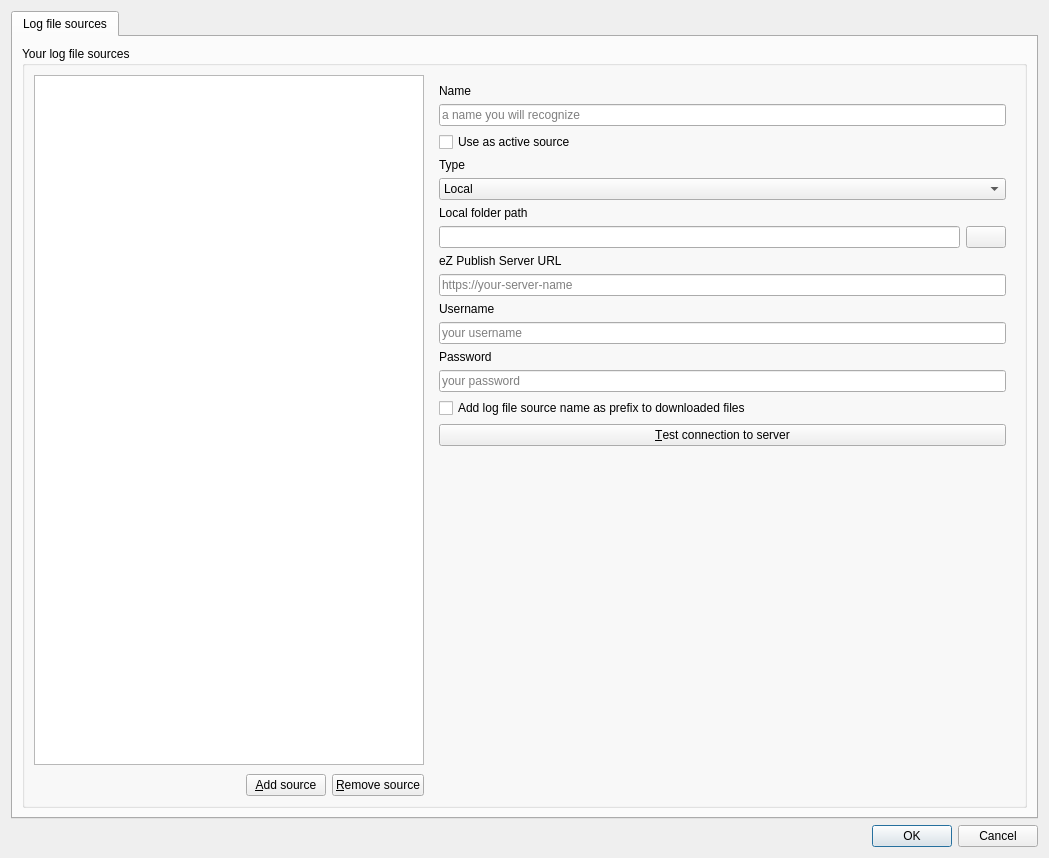
pbek/loganalyzer, file src/dialogs/settingsdialog.ui: the form before one commit.
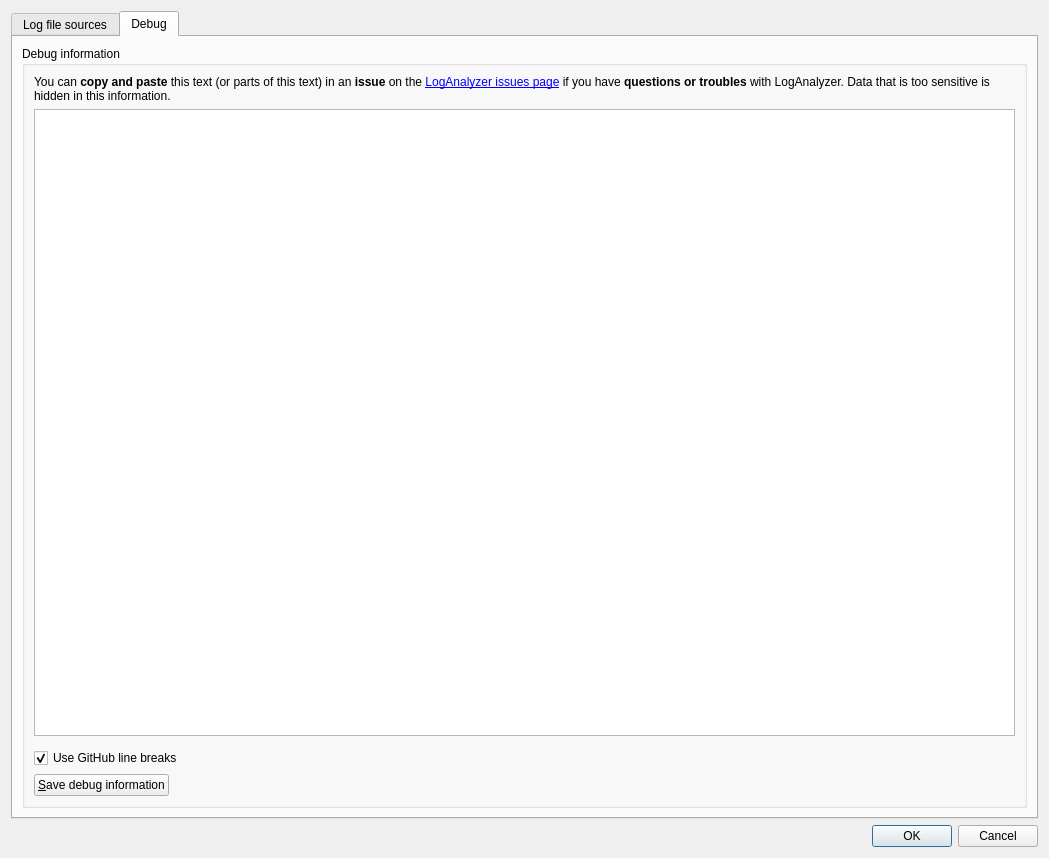
The form after the commit. The open tabs and pages were chosen to show the change. Icons and pictures are not drawn. Custom widgets are drawn as their Qt base class.

Commit message: added *Debug settings*

The edit to the form file:
```diff
--- a/src/dialogs/settingsdialog.ui
+++ b/src/dialogs/settingsdialog.ui
@@ -406,10 +406,103 @@
        </item>
       </layout>
      </widget>
+     <widget class="QWidget" name="debugTab">
+      <attribute name="title">
+       <string>Debug</string>
+      </attribute>
+      <layout class="QHBoxLayout" name="horizontalLayout">
+       <item>
+        <widget class="QGroupBox" name="groupBox_5">
+         <property name="title">
+          <string>Debug information</string>
+         </property>
+         <layout class="QGridLayout" name="gridLayout_8">
+          <item row="4" column="0" colspan="2">
+           <widget class="QCheckBox" name="gitHubLineBreaksCheckBox">
+            <property name="toolTip">
+             <string>No two spaces to do a line break are added here if checked</string>
+            </property>
+            <property name="text">
+             <string>Use GitHub line breaks</string>
+            </property>
+            <property name="checked">
+             <bool>true</bool>
+            </property>
+           </widget>
+          </item>
+          <item row="0" column="0" colspan="2">
+           <widget class="QLabel" name="label">
+            <property name="text">
+             <string>&lt;html&gt;&lt;head/&gt;&lt;body&gt;&lt;p&gt;You can &lt;span style=&quot; font-weight:600;&quot;&gt;copy and paste&lt;/span&gt; this text (or parts of this text) in an &lt;span style=&quot; font-weight:600;&quot;&gt;issue&lt;/span&gt; on the &lt;a href=&quot;https://github.com/pbek/LogAnalyzer/issues&quot;&gt;LogAnalyzer issues page&lt;/a&gt; if you have &lt;span style=&quot; font-weight:600;&quot;&gt;questions or troubles&lt;/span&gt; with LogAnalyzer. Data that is too sensitive is hidden in this information.&lt;/p&gt;&lt;/body&gt;&lt;/html&gt;</string>
+            </property>
+            <property name="wordWrap">
+             <bool>true</bool>
+            </property>
+            <property name="openExternalLinks">
+             <bool>true</bool>
+            </property>
+           </widget>
+          </item>
+          <item row="5" column="0">
+           <widget class="QPushButton" name="saveDebugInfoButton">
+            <property name="text">
+             <string>&amp;Save debug information</string>
+            </property>
+            <property name="icon">
+             <iconset theme="document-save">
+              <normaloff>.</normaloff>.</iconset>
+            </property>
+           </widget>
+          </item>
+          <item row="3" column="0" colspan="2">
+           <widget class="QFrame" name="debugInfoTextEditSearchFrame">
+            <property name="frameShape">
+             <enum>QFrame::NoFrame</enum>
+            </property>
+            <property name="lineWidth">
+             <number>0</number>
+            </property>
+           </widget>
+          </item>
+          <item row="5" column="1">
+           <spacer name="horizontalSpacer_14">
+            <property name="orientation">
+             <enum>Qt::Horizontal</enum>
+            </property>
+            <property name="sizeHint" stdset="0">
+             <size>
+              <width>40</width>
+              <height>20</height>
+             </size>
+            </property>
+           </spacer>
+          </item>
+          <item row="1" column="0" colspan="2">
+           <widget class="QMarkdownTextEdit" name="debugInfoTextEdit">
+            <property name="readOnly">
+             <bool>true</bool>
+            </property>
+            <property name="plainText">
+             <string/>
+            </property>
+           </widget>
+          </item>
+         </layout>
+        </widget>
+       </item>
+      </layout>
+     </widget>
     </widget>
    </item>
   </layout>
  </widget>
+ <customwidgets>
+  <customwidget>
+   <class>QMarkdownTextEdit</class>
+   <extends>QPlainTextEdit</extends>
+   <header location="global">libraries/qmarkdowntextedit/qmarkdowntextedit.h</header>
+  </customwidget>
+ </customwidgets>
  <resources>
   <include location="../media.qrc"/>
  </resources>
```
The commit also changes 10 other files.
